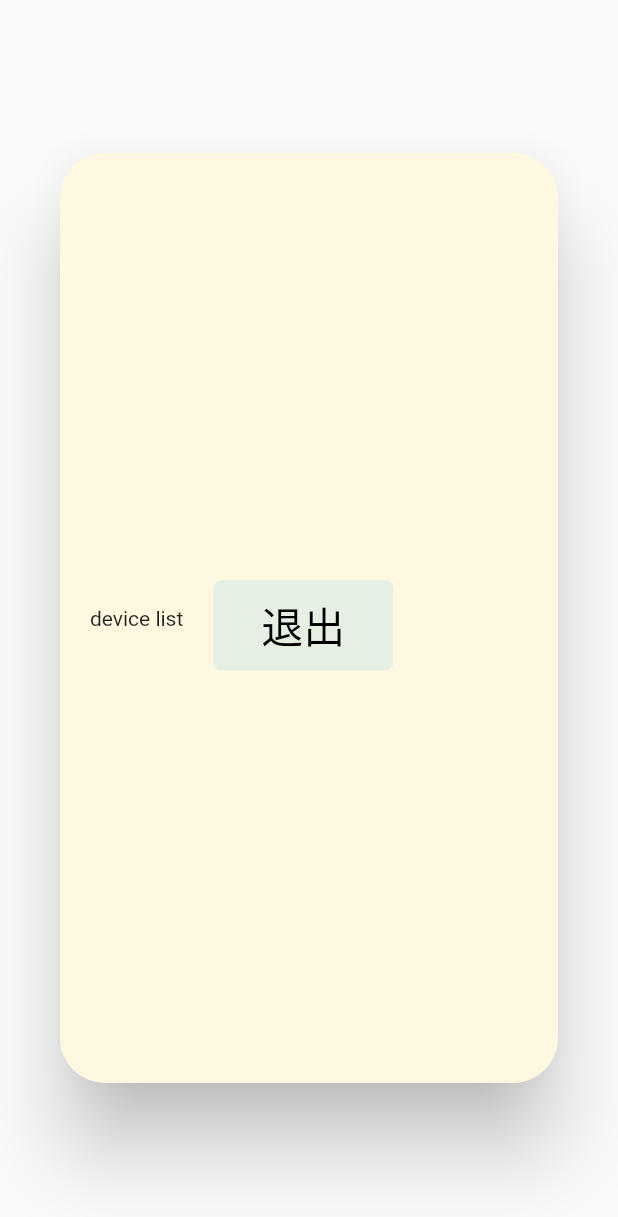
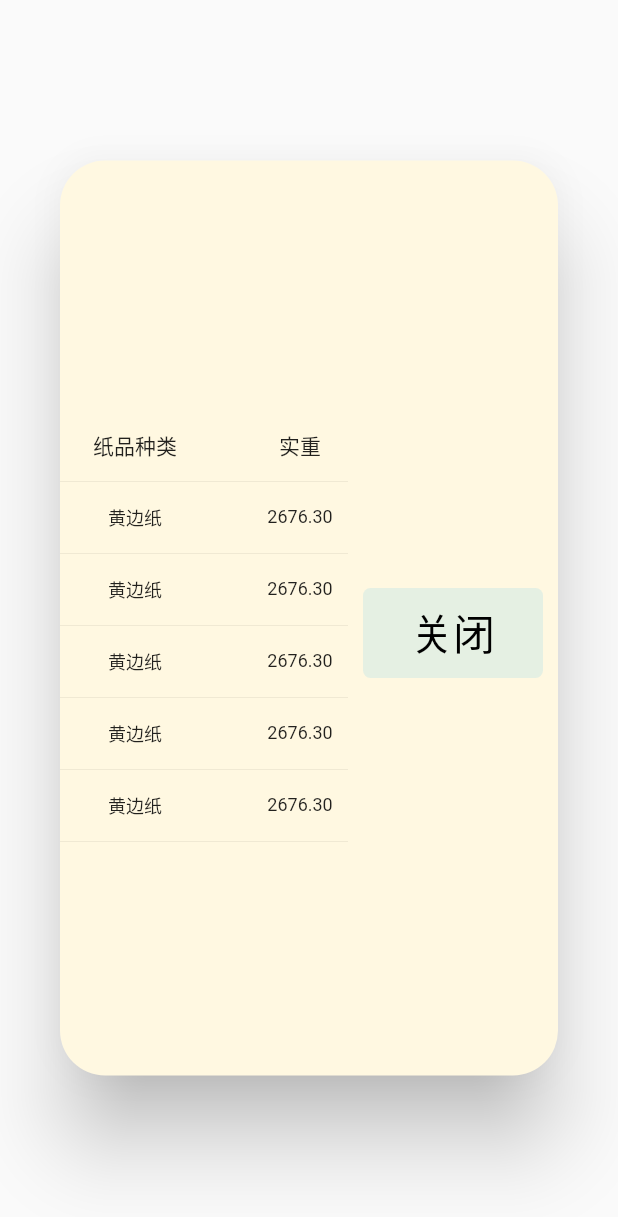
Before and after one commit to csfred/flutter-wqm, a Flutter app: the DeviceListPage widget shown alone on an empty page, opened directly, on a phone screen of 412 x 824 dp. Shown: the top 1217 px of the screen. Run offline on Flutter 3.47's test engine with Material 2 defaults, Android fonts, the phone set to English and light mode, and no system bars; our stand-ins replace charts_flutter, fluttertoast, js, shared_preferences; missing offline and left inert: dart:html, dart:js_util; accounts and stored records are empty; network calls fail.

Commit message:
增加表格

```diff
--- a/lib/pages/device_list.dart
+++ b/lib/pages/device_list.dart
@@ -7,6 +7,8 @@ class DeviceListPage extends StatefulWidget {
 
 class _DeviceListPageState extends State<DeviceListPage> {
 
+  double numRowWidth = 100.0;  //单个表宽
+  double numRowHeight = 48.0;  //表格高
 
   @override
   void initState(){
@@ -23,17 +25,27 @@ class _DeviceListPageState extends State<DeviceListPage> {
       child: Container(
         width: 800,
         height: 600,
-        margin: EdgeInsets.all(10),
-        padding: EdgeInsets.all(10),
+        margin: EdgeInsets.only(top: 10),
         child: Row(
-              children: <Widget>[
-                Text("device list"),
-                SizedBox(width: 10),
-                _buildButton('退出', 1),
-              ]
+          children: <Widget> [
+            Container(
+            child: Table(children: _buildTableColumnOne()),
+            width: numRowWidth, //固定第一列
+          ),
+          Expanded(
+            child: SingleChildScrollView(
+                scrollDirection: Axis.horizontal,
+                child: Container(
+                  child: Table(children: _buildTableRow()),
+                  width: numRowWidth * 6,
+                )
+              )
             ),
-
-     )
+            SizedBox(height: 20),
+            _buildButton('关闭', 1),
+          ]
+        )
+      )
     );
   }
 
@@ -71,4 +83,67 @@ class _DeviceListPageState extends State<DeviceListPage> {
     );
   }
 
+  List<TableRow> _buildTableColumnOne() {
+    List<TableRow> returnList = [];
+    returnList.add(_buildSingleColumnOne(-1));
+    for (int i = 0; i < 5; i++) {
+      returnList.add(_buildSingleColumnOne(i));
+    }
+    return returnList;
+  }
+
+  //创建tableRows
+  List<TableRow> _buildTableRow() {
+    List<TableRow> returnList = [];
+    returnList.add(_buildSingleRow(-1));
+    for (int i = 0; i < 5; i++) {
+      returnList.add(_buildSingleRow(i));
+    }
+    return returnList;
+  }
+
+  //创建第一列tableRow
+  TableRow _buildSingleColumnOne(int index) {
+    return TableRow(
+        //第一行样式 添加背景色
+        children: [
+          //增加行高
+          _buildSideBox(index == -1 ? '纸品种类' : "黄边纸", index == -1),
+        ]);
+  }
+
+   //创建一行tableRow
+  TableRow _buildSingleRow(int index) {
+    return TableRow(
+        //第一行样式 添加背景色
+        children: [
+          _buildSideBox(index == -1 ? '实重' : "2676.30", index == -1),
+          _buildSideBox(index == -1 ? '金额' : "100.30", index == -1),
+          _buildSideBox(index == -1 ? '扣重' : "100", index == -1),
+          _buildSideBox(index == -1 ? '单价(元/kg)' : "11640", index == -1),
+          _buildSideBox(index == -1 ? '磅重(kg)' : "45", index == -1),
+        ]);
+  }
+
+  //创建单个表格
+  Widget _buildSideBox(String title, isTitle) {
+    return SizedBox(
+        height: numRowHeight,
+        width: numRowWidth,
+        child: Container(
+            alignment: Alignment.center,
+            decoration: BoxDecoration(
+                border: Border(
+                    bottom: BorderSide(width: 0.33, color: Colors.black12)
+                    )
+                ),
+            child: Text(
+              title,
+              maxLines: 1,
+              overflow: TextOverflow.ellipsis,
+              style: TextStyle(
+                  fontSize: isTitle ? 14 : 12, color: Colors.grey[33]),
+            )));
+  }
+
 }
```
Also changed, not shown: 1 other file.
